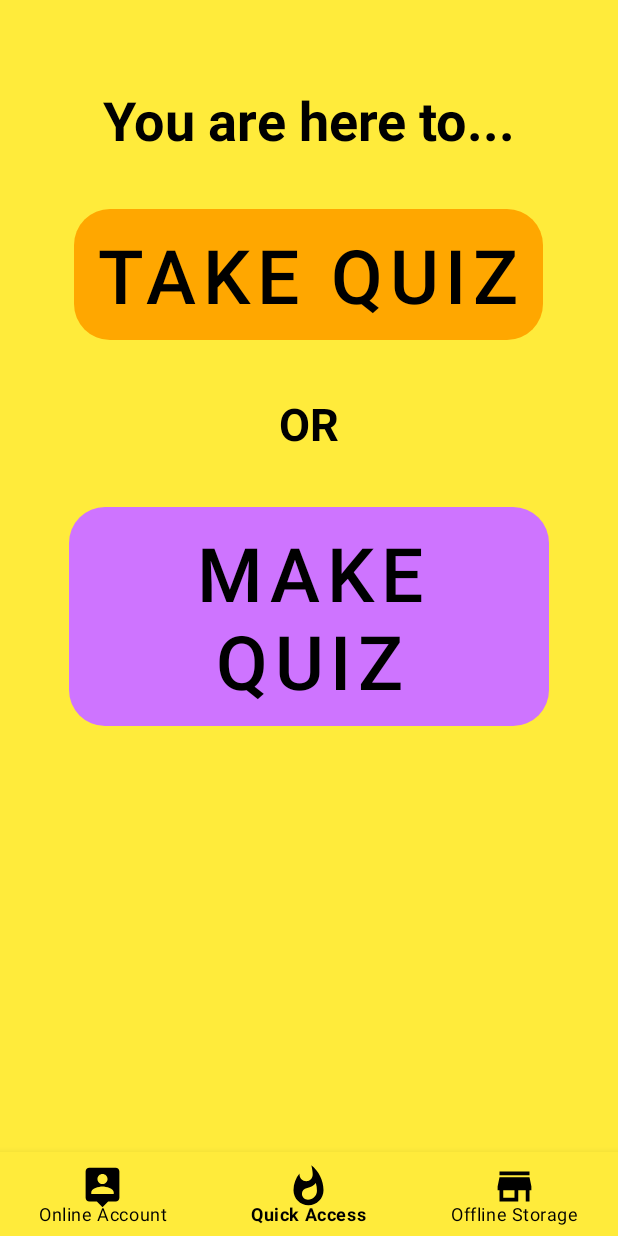
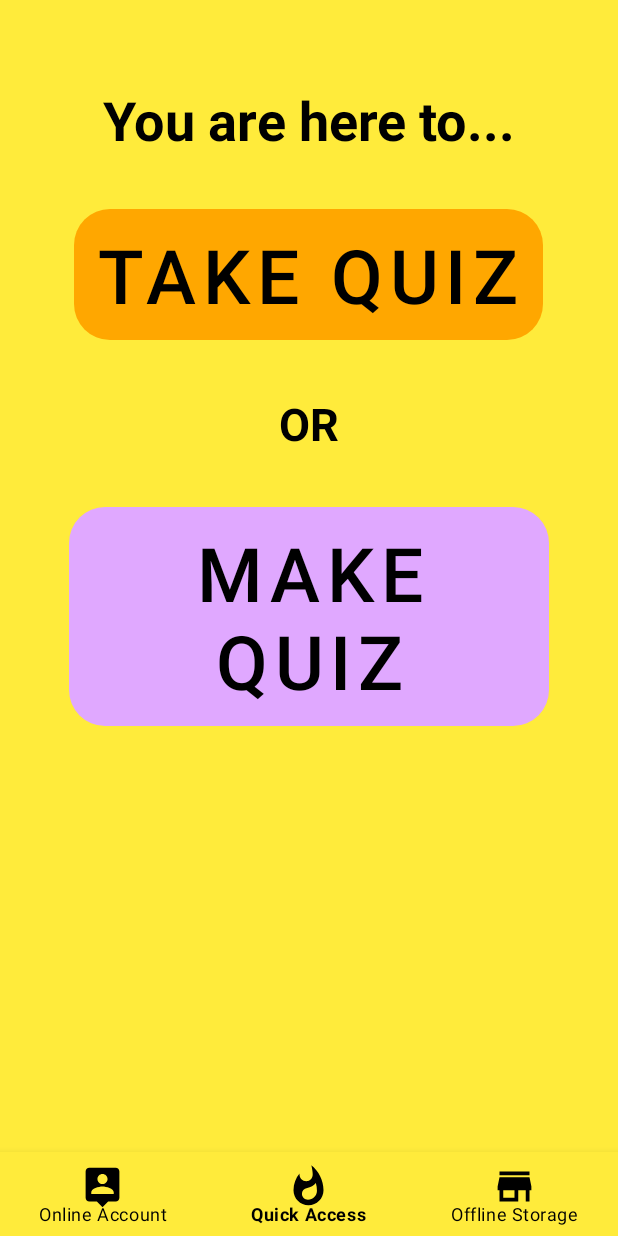
Before and after one commit to haolam98/QuizTimeApp_Android, an Android app: the QuickAcessFragment screen opened directly, with no data from a screen before it, on a phone screen of 412 x 824 dp. Run offline under Robolectric (Android 15) with nearby library versions, the phone set to English and light mode, and no system bars.

Commit message:
Continue adding activities and layouts for quiz-making feature

```diff
--- a/app/src/main/java/com/example/quiztimeapp/SplashScreenActivity.java
+++ b/app/src/main/java/com/example/quiztimeapp/SplashScreenActivity.java
@@ -19,11 +19,11 @@ public class SplashScreenActivity extends AppCompatActivity {
                 .withTargetActivity(MainPageActivity.class)
                 .withSplashTimeOut(5000)
                 .withBackgroundColor(Color.parseColor("#FFFFFF"))
-                .withBeforeLogoText("WELCOME TO QUIZ TIME APP")
+                .withBeforeLogoText("HEY, IT'S QUIZ TIME!!")
                 .withFooterText("Designed and Developed By Hao Lam")
                 .withLogo(R.mipmap.quiz_time_icon);
         config.getBeforeLogoTextView().setTextColor(Color.BLACK);
-        config.getBeforeLogoTextView().setTextSize(20);
+        config.getBeforeLogoTextView().setTextSize(30);
         config.getFooterTextView().setTextColor(Color.BLACK);
         config.getFooterTextView().setTextSize(10);
 
--- a/app/src/main/res/layout-land/fragment_quick_acess.xml
+++ b/app/src/main/res/layout-land/fragment_quick_acess.xml
@@ -4,7 +4,7 @@
     xmlns:tools="http://schemas.android.com/tools"
     android:layout_width="match_parent"
     android:layout_height="match_parent"
-    android:background="@color/colorYELLOW_background"
+    android:background="@color/colorWhite"
     android:orientation="vertical"
     android:paddingTop="20dp"
     tools:context=".QuickAcessFragment">
@@ -16,8 +16,7 @@
         android:layout_height="wrap_content"
         android:layout_gravity="center_horizontal"
         android:gravity="center"
-        android:paddingTop="20dp"
-        android:paddingBottom="20dp"
+        android:paddingBottom="10dp"
         android:text="@string/you_are_here_to"
         android:textColor="@android:color/black"
         android:textSize="36sp"
@@ -40,12 +39,13 @@
         android:layout_width="match_parent"
         android:layout_height="wrap_content"
         android:gravity="center"
-        android:paddingTop="20dp"
-        android:paddingBottom="20dp"
+        android:paddingTop="10dp"
+        android:paddingBottom="10dp"
         android:text="@string/or"
         android:textColor="@color/colorBlack"
         android:textSize="30sp"
         android:textStyle="bold" />
+
     <Button
         android:id="@+id/button_quickAccess_makeQuiz"
         android:layout_width="wrap_content"
--- a/app/src/main/res/layout/activity_add_question.xml
+++ b/app/src/main/res/layout/activity_add_question.xml
@@ -131,7 +131,7 @@
             android:layout_gravity="right"
             android:clickable="true"
             android:tint="@color/colorWhite"
-            android:visibility="invisible"
+            android:visibility="visible"
             app:backgroundTint="@color/colorDarkPurple"
             app:srcCompat="@drawable/ic_add_purple_24" />
     </LinearLayout>
--- a/app/src/main/res/layout/fragment_quick_acess.xml
+++ b/app/src/main/res/layout/fragment_quick_acess.xml
@@ -40,13 +40,13 @@
         android:layout_width="match_parent"
         android:layout_height="wrap_content"
         android:gravity="center"
+        android:paddingTop="35dp"
+        android:paddingBottom="35dp"
         android:text="@string/or"
         android:textColor="@color/colorBlack"
         android:textSize="30sp"
-        android:textStyle="bold"
-        android:paddingTop="35dp"
-        android:paddingBottom="35dp"
-        />
+        android:textStyle="bold" />
+
     <Button
         android:id="@+id/button_quickAccess_makeQuiz"
         android:layout_width="wrap_content"
--- a/app/src/main/res/values/colors.xml
+++ b/app/src/main/res/values/colors.xml
@@ -7,7 +7,7 @@
     <color name ="colorYELLOW_background">#FFEB3B</color>
     <color name ="colorBlack">#000000</color>
     <color name="colorOrange">#FFA700</color>
-    <color name="colorPurple">#CE74FF</color>
+    <color name="colorPurple">#e0a8ff</color>
     <color name="colorDarkPurple">#660A98</color>
     <color name="colorLightGreen">#FF62F268</color>
 
```
Also changed, not shown: app/src/main/res/layout/activity_make_quiz.xml (+18 -0 lines).
